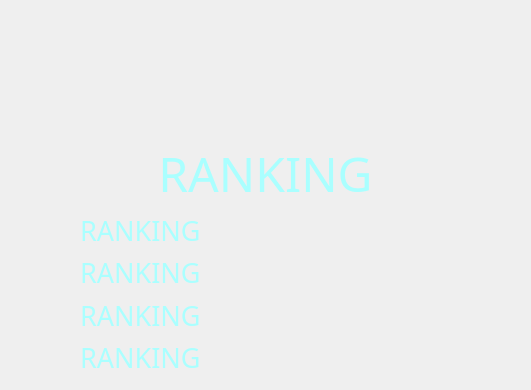
This is Bejeweled_Client/menu.ui in XXXXXTTTTT/Bejeweled-teamwork as Qt 5 draws it before an edit; both pictures show x 150 to 681 and y 0 to 390 of the 956 by 790 pixel window. The edited form follows.
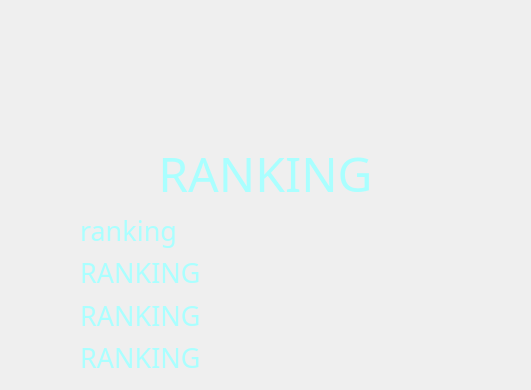
This is the edited form. Icons and pictures are not drawn.

Diff of the .ui file:
```diff
--- a/Bejeweled_Client/menu.ui
+++ b/Bejeweled_Client/menu.ui
@@ -293,7 +293,7 @@
     </item>
    </layout>
   </widget>
-  <widget class="QWidget" name="">
+  <widget class="QWidget" name="layoutWidget">
    <property name="geometry">
     <rect>
      <x>230</x>
@@ -346,7 +346,7 @@
        <string notr="true">color:rgb(170, 255, 255)</string>
       </property>
       <property name="text">
-       <string>RANKING</string>
+       <string>ranking</string>
       </property>
       <property name="pixmap">
        <pixmap resource="resource.qrc">:/images/media/media/3.png</pixmap>
```
